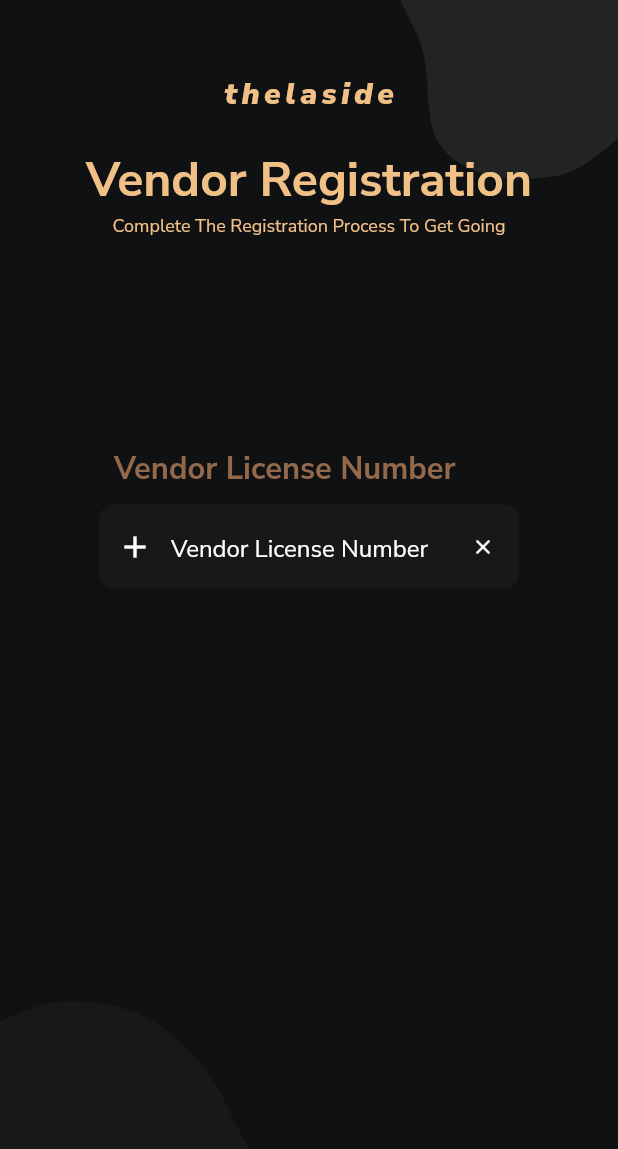
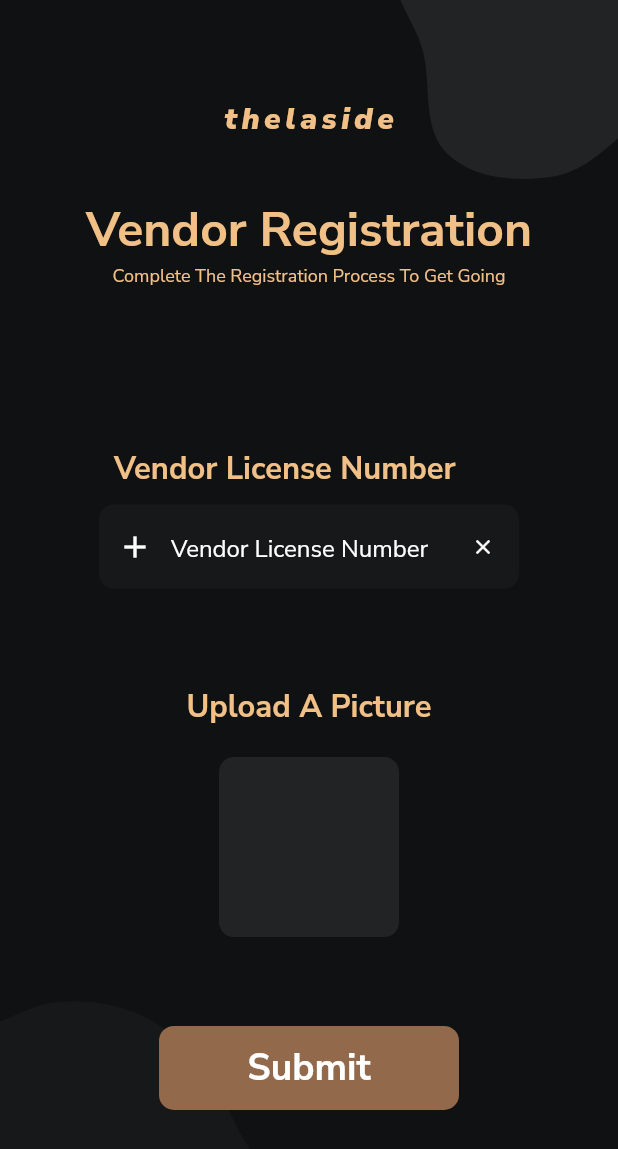
Before and after one commit to ekakshjanweja/StreetVendorApp, a Flutter app: the VendorRegistrations screen opened directly, on a phone screen of 412 x 824 dp. Shown: the top 1149 px of the screen. Run offline on Flutter 3.47's test engine with Material 2 defaults, Android fonts, the phone set to English and light mode, and no system bars; our stand-ins replace firebase_auth, firebase_core, flutter_svg, google_fonts; accounts and stored records are empty.

Commit message:
more pages created

```diff
--- a/lib/screens/login_page.dart
+++ b/lib/screens/login_page.dart
@@ -53,7 +53,7 @@ class _LoginPageState extends State<LoginPage> {
             //Background Blob 2
 
             Positioned(
-              top: MediaQuery.of(context).size.height * 0.6,
+              top: MediaQuery.of(context).size.height * 0.7,
               left: 0,
               child: Padding(
                 padding: EdgeInsets.only(
--- a/lib/screens/signup_page.dart
+++ b/lib/screens/signup_page.dart
@@ -54,7 +54,7 @@ class _SignupPageState extends State<SignupPage> {
             //Background Blob 2
 
             Positioned(
-              top: MediaQuery.of(context).size.height * 0.6,
+              top: MediaQuery.of(context).size.height * 0.7,
               left: 0,
               child: Padding(
                 padding: EdgeInsets.only(
--- a/lib/screens/vendor_registration_page.dart
+++ b/lib/screens/vendor_registration_page.dart
@@ -1,5 +1,7 @@
 import 'package:flutter/material.dart';
 import 'package:flutter_svg/svg.dart';
+import 'package:waffle/screens/vendor_locality.dart';
+import 'package:waffle/widgets/custom_button.dart';
 import 'package:waffle/widgets/custom_input.dart';
 import '../constants/custom_colors.dart';
 import '../constants/text_styles.dart';
@@ -14,6 +16,7 @@ class VendorRegistrations extends StatefulWidget {
 class _VendorRegistrationsState extends State<VendorRegistrations> {
   final TextEditingController _vendorLicenseNumberController =
       TextEditingController();
+  final _formKey = GlobalKey<FormState>();
   @override
   Widget build(BuildContext context) {
     return SafeArea(
@@ -57,7 +60,7 @@ class _VendorRegistrationsState extends State<VendorRegistrations> {
             //Waffle
 
             Positioned(
-              top: MediaQuery.of(context).size.height * 0.06,
+              top: MediaQuery.of(context).size.height * 0.08,
               child: Text(
                 'thelaside',
                 style: TextStyleClass.logoStyle(
@@ -70,7 +73,7 @@ class _VendorRegistrationsState extends State<VendorRegistrations> {
             //sub heading
 
             Positioned(
-              top: MediaQuery.of(context).size.height * 0.12,
+              top: MediaQuery.of(context).size.height * 0.16,
               child: Column(
                 children: [
                   Text(
@@ -107,11 +110,13 @@ class _VendorRegistrationsState extends State<VendorRegistrations> {
                       'Vendor License Number',
                       style: TextStyleClass.h3Bold(
                         context,
-                        CustomColors.primaryColorDark(),
+                        CustomColors.primaryColor(),
                       ),
                     ),
                   ),
-                  CustomInput(
+                  Form(
+                    key: _formKey,
+                    child: CustomInput(
                       hintText: 'Vendor License Number',
                       prefixIcon: const Icon(
                         Icons.add,
@@ -123,7 +128,56 @@ class _VendorRegistrationsState extends State<VendorRegistrations> {
                         _vendorLicenseNumberController.text = value!;
                       },
                     ),
+                  ),
                 ],
+              ),
+            ),
+
+            //Vendor Locality
+
+            Positioned(
+              top: MediaQuery.of(context).size.height * 0.53,
+              child: Column(
+                children: [
+                  Padding(
+                    padding: const EdgeInsets.all(20.0),
+                    child: Text(
+                      'Upload A Picture',
+                      style: TextStyleClass.h3Bold(
+                        context,
+                        CustomColors.primaryColor(),
+                      ),
+                    ),
+                  ),
+                  Container(
+                    width: 120,
+                    height: 120,
+                    decoration: BoxDecoration(
+                      color: CustomColors.blackVariant3(),
+                      borderRadius: BorderRadius.circular(10),
+                    ),
+                  ),
+                ],
+              ),
+            ),
+
+            Positioned(
+              top: MediaQuery.of(context).size.height * 0.83,
+              child: GestureDetector(
+                onTap: () {
+                  if (_formKey.currentState!.validate()) {
+                    Navigator.push(
+                      context,
+                      MaterialPageRoute(
+                        builder: (context) => const VendorLocality(),
+                      ),
+                    );
+                  }
+                },
+                child: CustomButton(
+                  buttonText: 'Submit',
+                  buttonColor: CustomColors.primaryColorDark(),
+                ),
               ),
             )
           ],
--- a/lib/widgets/custom_button.dart
+++ b/lib/widgets/custom_button.dart
@@ -1,9 +1,9 @@
 import 'package:flutter/material.dart';
-import 'package:waffle/constants/custom_colors.dart';
 
 class CustomButton extends StatelessWidget {
   final String buttonText;
   final Color buttonColor;
+
   const CustomButton({
     required this.buttonText,
     required this.buttonColor,
@@ -17,7 +17,7 @@ class CustomButton extends StatelessWidget {
       width: 200,
       height: 56,
       decoration: BoxDecoration(
-        color: buttonColor  ,
+        color: buttonColor,
         borderRadius: BorderRadius.circular(10),
       ),
       child: Text(
```
Also changed, not shown: lib/screens/home_page.dart (+39 -2 lines), lib/screens/locations_page.dart (added, +39 -0 lines), lib/screens/profile_page.dart (added, +10 -0 lines), lib/screens/vendor_locality.dart (added, +121 -0 lines), lib/widgets/location_card.dart (added, +65 -0 lines). Lines whose indentation alone changed are shown as unchanged.
